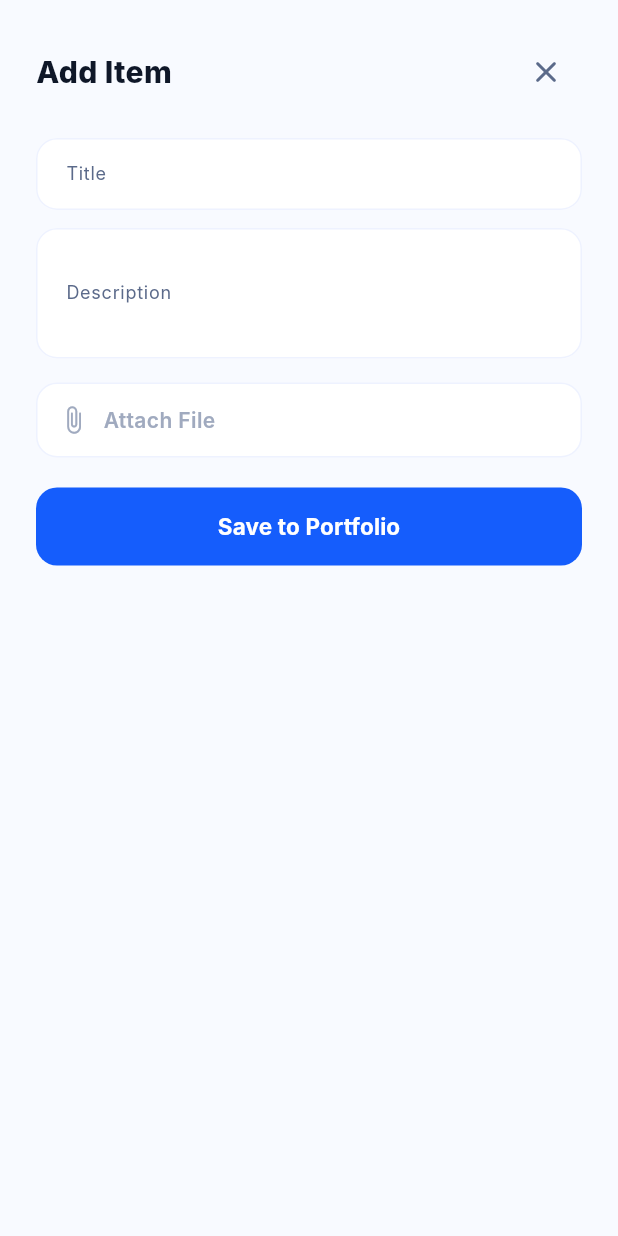
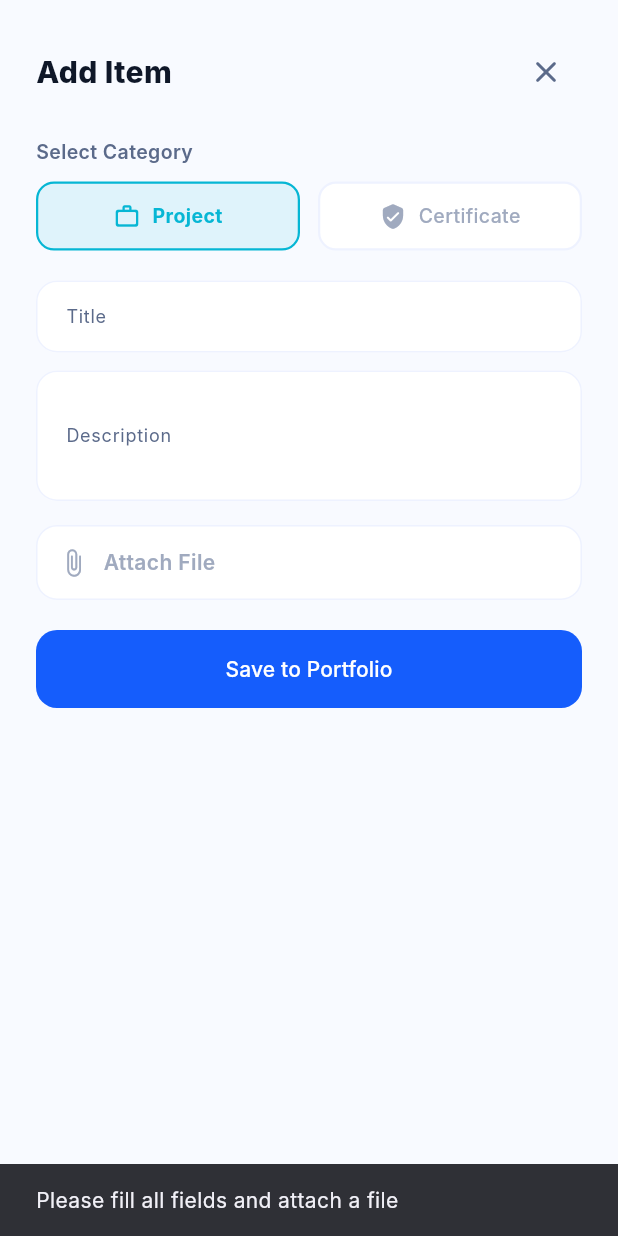
Before and after one commit to Moncif2005/MiniProjV2, a Flutter app: the _AddItemForm widget shown alone on an empty page, opened directly with empty values, after a tap on "Save to Portfolio", on a phone screen of 412 x 824 dp. Run offline on Flutter 3.47's test engine with Material 3 defaults, Android fonts, the light colour scheme and no system bars; our stand-ins replace cloud_firestore, file_picker, firebase_auth, firebase_core, firebase_messaging, flutter_local_notifications and 4 more; missing offline and left inert: syncfusion_flutter_pdfviewer; accounts and stored records are empty; Roboto replaces fonts that are missing (Inter).

Commit message:
last edtion -add option cert/project

```diff
--- a/lib/screens/shared/my_portfolio_screen.dart
+++ b/lib/screens/shared/my_portfolio_screen.dart
@@ -397,7 +397,7 @@ class _ModernFilterBtn extends StatelessWidget {
 // ─────────────────────────────────────────────────────────────
 class _AddItemForm extends StatefulWidget {
   final String uid;
-  final ThemeColors colors;  // ✅ جديد
+  final ThemeColors colors;
   const _AddItemForm({required this.uid, required this.colors});
   @override
   State<_AddItemForm> createState() => _AddItemFormState();
@@ -406,6 +406,7 @@ class _AddItemForm extends StatefulWidget {
 class _AddItemFormState extends State<_AddItemForm> {
   final _t = TextEditingController();
   final _d = TextEditingController();
+  // القيمة الافتراضية للنوع
   String _type = 'project';
   File? _f;
   bool _saving = false;
@@ -415,36 +416,115 @@ class _AddItemFormState extends State<_AddItemForm> {
 
   @override
   Widget build(BuildContext context) {
-    final c = widget.colors;  // ✅ استخدم الألوان الممررة
+    final c = widget.colors;
     return SafeArea(
       child: Padding(
-        padding: EdgeInsets.only(bottom: MediaQuery.of(context).viewInsets.bottom, top: 24, left: 24, right: 24),
+        padding: EdgeInsets.only(
+          bottom: MediaQuery.of(context).viewInsets.bottom,
+          top: 24, left: 24, right: 24
+        ),
         child: Column(mainAxisSize: MainAxisSize.min, crossAxisAlignment: CrossAxisAlignment.start, children: [
-          Row(mainAxisAlignment: MainAxisAlignment.spaceBetween, children: [Text('Add Item', style: TextStyle(fontSize: 20, fontWeight: FontWeight.w800, fontFamily: 'Inter', color: c.textPrimary)), IconButton(onPressed: _saving ? null : () => Navigator.pop(context), icon: Icon(Icons.close_rounded, color: c.textSecondary))]),
+          Row(mainAxisAlignment: MainAxisAlignment.spaceBetween, children: [
+            Text('Add Item', style: TextStyle(fontSize: 20, fontWeight: FontWeight.w800, fontFamily: 'Inter', color: c.textPrimary)),
+            IconButton(onPressed: _saving ? null : () => Navigator.pop(context), icon: Icon(Icons.close_rounded, color: c.textSecondary))
+          ]),
           const SizedBox(height: 20),
-          _InputField(ctrl: _t, label: 'Title', hint: 'Project or Certificate name', colors: c),  // ✅ تمرير c
+
+          // ── اختيار النوع (Project or Certificate) ──
+          Text('Select Category', style: TextStyle(color: c.textSecondary, fontSize: 13, fontWeight: FontWeight.w600)),
+          const SizedBox(height: 10),
+          Row(children: [
+            _buildTypeOption('project', 'Project', Icons.work_outline_rounded, AppColors.cyan),
+            const SizedBox(width: 12),
+            _buildTypeOption('external_cert', 'Certificate', Icons.verified_user_rounded, AppColors.green),
+          ]),
+          const SizedBox(height: 20),
+
+          _InputField(ctrl: _t, label: 'Title', hint: 'Enter name...', colors: c),
           const SizedBox(height: 12),
-          _InputField(ctrl: _d, label: 'Description', hint: 'Short details...', lines: 3, colors: c),  // ✅ تمرير c
+          _InputField(ctrl: _d, label: 'Description', hint: 'Short details...', lines: 3, colors: c),
           const SizedBox(height: 16),
-          GestureDetector(onTap: _saving ? null : () async { final r = await ImagePicker().pickImage(source: ImageSource.gallery); if (r != null) setState(() => _f = File(r.path)); }, child: Container(padding: const EdgeInsets.all(14), decoration: BoxDecoration(border: Border.all(color: _f == null ? c.border : AppColors.primary), borderRadius: BorderRadius.circular(14), color: _f == null ? c.inputBg : AppColors.primary.withOpacity(0.05)), child: Row(children: [Icon(_f == null ? Icons.attach_file_rounded : Icons.check_circle_rounded, color: _f == null ? c.textMuted : AppColors.primary, size: 20), const SizedBox(width: 10), Text(_f == null ? 'Attach File' : 'File Ready', style: TextStyle(color: _f == null ? c.textMuted : AppColors.primary, fontWeight: FontWeight.w600, fontFamily: 'Inter'))]))),
+
+          // زر إرفاق الملف
+          GestureDetector(
+            onTap: _saving ? null : () async {
+              final r = await ImagePicker().pickImage(source: ImageSource.gallery);
+              if (r != null) setState(() => _f = File(r.path));
+            },
+            child: Container(
+              padding: const EdgeInsets.all(14),
+              decoration: BoxDecoration(
+                border: Border.all(color: _f == null ? c.border : AppColors.primary),
+                borderRadius: BorderRadius.circular(14),
+                color: _f == null ? c.inputBg : AppColors.primary.withOpacity(0.05)
+              ),
+              child: Row(children: [
+                Icon(_f == null ? Icons.attach_file_rounded : Icons.check_circle_rounded, color: _f == null ? c.textMuted : AppColors.primary, size: 20),
+                const SizedBox(width: 10),
+                Text(_f == null ? 'Attach File' : 'File Ready', style: TextStyle(color: _f == null ? c.textMuted : AppColors.primary, fontWeight: FontWeight.w600))
+              ])
+            )
+          ),
           const SizedBox(height: 20),
-          SizedBox(width: double.infinity, height: 52, child: FilledButton(onPressed: _saving ? null : _save, style: FilledButton.styleFrom(backgroundColor: AppColors.primary, shape: RoundedRectangleBorder(borderRadius: BorderRadius.circular(14))), child: _saving ? SizedBox(width: 22, height: 22, child: CircularProgressIndicator(color: Colors.white, strokeWidth: 2.5)) : Text('Save to Portfolio', style: TextStyle(color: Colors.white, fontSize: 15, fontWeight: FontWeight.w700, fontFamily: 'Inter')))),
+
+          // زر الحفظ
+          SizedBox(width: double.infinity, height: 52, child: FilledButton(
+            onPressed: _saving ? null : _save,
+            style: FilledButton.styleFrom(backgroundColor: AppColors.primary, shape: RoundedRectangleBorder(borderRadius: BorderRadius.circular(14))),
+            child: _saving ? SizedBox(width: 22, height: 22, child: CircularProgressIndicator(color: Colors.white, strokeWidth: 2.5)) : Text('Save to Portfolio')
+          )),
           const SizedBox(height: 24),
         ]),
       ),
     );
   }
 
+  // ودجت صغيرة لاختيار النوع
+  Widget _buildTypeOption(String value, String label, IconData icon, Color activeColor) {
+    final isSelected = _type == value;
+    final c = widget.colors;
+    return Expanded(
+      child: GestureDetector(
+        onTap: () => setState(() => _type = value),
+        child: AnimatedContainer(
+          duration: const Duration(milliseconds: 200),
+          padding: const EdgeInsets.symmetric(vertical: 12),
+          decoration: BoxDecoration(
+            color: isSelected ? activeColor.withOpacity(0.1) : c.inputBg,
+            borderRadius: BorderRadius.circular(12),
+            border: Border.all(color: isSelected ? activeColor : c.border, width: 1.5),
+          ),
+          child: Row(mainAxisAlignment: MainAxisAlignment.center, children: [
+            Icon(icon, size: 18, color: isSelected ? activeColor : c.textMuted),
+            const SizedBox(width: 8),
+            Text(label, style: TextStyle(color: isSelected ? activeColor : c.textMuted, fontWeight: isSelected ? FontWeight.w700 : FontWeight.w500, fontSize: 13)),
+          ]),
+        ),
+      ),
+    );
+  }
+
   Future<void> _save() async {
-    if (_t.text.isEmpty || _f == null) return;
+    if (_t.text.isEmpty || _f == null) {
+      ScaffoldMessenger.of(context).showSnackBar(const SnackBar(content: Text('Please fill all fields and attach a file')));
+      return;
+    }
     setState(() => _saving = true);
     try {
       final url = await MediaService.uploadPortfolioItem('${DateTime.now().millisecondsSinceEpoch}', _f!);
-      if (url != null) { await PortfolioCertService().addPortfolioItem(widget.uid, {'type': _type, 'title': _t.text.trim(), 'description': _d.text.trim(), 'fileUrl': url}); if (mounted) Navigator.pop(context); }
+      if (url != null) {
+        await PortfolioCertService().addPortfolioItem(widget.uid, {
+          'type': _type, // يتم إرسال النوع المختار هنا
+          'title': _t.text.trim(),
+          'description': _d.text.trim(),
+          'fileUrl': url,
+          'createdAt': FieldValue.serverTimestamp(),
+        });
+        if (mounted) Navigator.pop(context);
+      }
     } finally { if (mounted) setState(() => _saving = false); }
   }
 }
-
 // ─────────────────────────────────────────────────────────────
 // 🧩 Input Field (مصحح)
 // ─────────────────────────────────────────────────────────────
```
